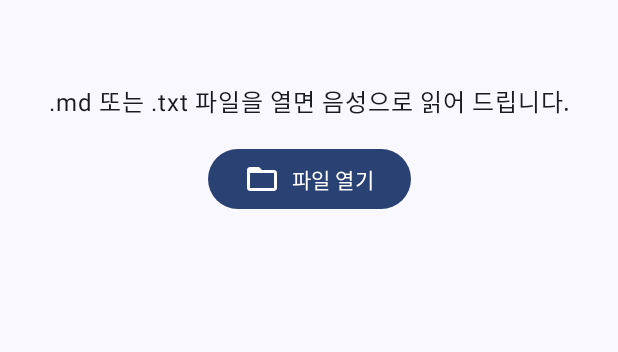
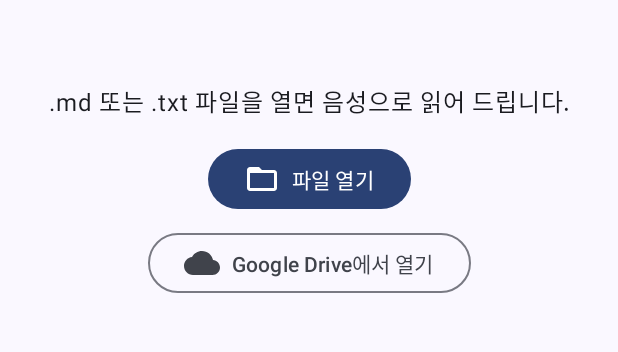
Before and after one commit to JeongW-C/Meetup, an Android app built with Jetpack Compose: the screen it shows after launch (MainActivity), on a phone screen of 412 x 824 dp, the part 73-425 px from its top. Run offline under Robolectric (Android 15) with nearby library versions, the phone set to English and light mode, and no system bars; pictures from the network do not load.

Commit message:
md-reader: Google Drive 파일 열기 지원 (Drive 선택기 버튼, Google 문서 텍스트 변환, 다운로드 실패 안내)
Co-Authored-By: Claude Opus 5.5 <noreply@anthropic.com>
Claude-Session: https://claude.ai/code/session_01EhWyZtzaUgySiaZTAuQTpu

```diff
--- a/md-reader/app/build.gradle.kts
+++ b/md-reader/app/build.gradle.kts
@@ -26,8 +26,8 @@ android {
         applicationId = "com.mdreader"
         minSdk = 26
         targetSdk = 35
-        versionCode = 1
-        versionName = "1.0.0"
+        versionCode = 2
+        versionName = "1.1.0"
     }
 
     signingConfigs {
--- a/md-reader/app/src/main/AndroidManifest.xml
+++ b/md-reader/app/src/main/AndroidManifest.xml
@@ -10,6 +10,8 @@
         <intent>
             <action android:name="android.intent.action.TTS_SERVICE" />
         </intent>
+        <!-- Google Drive, for the "open from Google Drive" button. -->
+        <package android:name="com.google.android.apps.docs" />
     </queries>
 
     <application
@@ -36,6 +38,7 @@
                 <data android:mimeType="text/plain" />
                 <data android:mimeType="text/markdown" />
                 <data android:mimeType="text/x-markdown" />
+                <data android:mimeType="application/x-markdown" />
             </intent-filter>
             <intent-filter>
                 <action android:name="android.intent.action.SEND" />
--- a/md-reader/app/src/main/java/com/mdreader/MainActivity.kt
+++ b/md-reader/app/src/main/java/com/mdreader/MainActivity.kt
@@ -20,10 +20,28 @@ import com.mdreader.ui.ReaderScreen
 
 class MainActivity : ComponentActivity() {
 
+    private companion object {
+        const val DRIVE_PACKAGE = "com.google.android.apps.docs"
+
+        /** .md/.txt files (Drive often labels .md as octet-stream) plus Google Docs, read as plain text. */
+        val PICKER_MIME_TYPES = arrayOf(
+            "text/*",
+            "application/octet-stream",
+            "application/x-markdown",
+            "application/vnd.google-apps.document",
+        )
+    }
+
     private val vm: ReaderViewModel by viewModels()
 
     private val openDocument = registerForActivityResult(ActivityResultContracts.OpenDocument()) { uri ->
         if (uri != null) vm.open(uri, remember = persistPermission(uri))
+    }
+
+    /** Google Drive's own file picker. Its files can't be kept for later, so they skip recent files. */
+    private val pickFromDrive = registerForActivityResult(ActivityResultContracts.StartActivityForResult()) { result ->
+        val uri = result.data?.data
+        if (result.resultCode == RESULT_OK && uri != null) vm.open(uri, remember = persistPermission(uri))
     }
 
     private val notificationPermission =
@@ -36,7 +54,8 @@ class MainActivity : ComponentActivity() {
             MdReaderTheme {
                 ReaderScreen(
                     vm = vm,
-                    onOpenFile = { openDocument.launch(arrayOf("text/*", "application/octet-stream")) },
+                    onOpenFile = { openDocument.launch(PICKER_MIME_TYPES) },
+                    onOpenDrive = ::openFromDrive,
                     onOpenTtsSettings = ::openTtsSettings,
                 )
             }
@@ -72,6 +91,24 @@ class MainActivity : ComponentActivity() {
         false
     }
 
+    /**
+     * Opens Google Drive's picker so Drive files are one tap away. Without the Drive app, falls back
+     * to the system picker, where Drive also shows up in the side menu once the app is installed.
+     */
+    private fun openFromDrive() {
+        val intent = Intent(Intent.ACTION_GET_CONTENT)
+            .setType("*/*")
+            .putExtra(Intent.EXTRA_MIME_TYPES, PICKER_MIME_TYPES)
+            .addCategory(Intent.CATEGORY_OPENABLE)
+            .setPackage(DRIVE_PACKAGE)
+        try {
+            pickFromDrive.launch(intent)
+        } catch (e: ActivityNotFoundException) {
+            vm.showMessage("Google Drive 앱이 없어 기본 파일 선택기를 엽니다. Drive 앱을 설치하고 로그인하면 왼쪽 메뉴에 Drive가 나타납니다.")
+            openDocument.launch(PICKER_MIME_TYPES)
+        }
+    }
+
     private fun askForNotificationPermission() {
         if (Build.VERSION.SDK_INT >= Build.VERSION_CODES.TIRAMISU &&
             ContextCompat.checkSelfPermission(this, Manifest.permission.POST_NOTIFICATIONS) !=
--- a/md-reader/app/src/main/java/com/mdreader/ui/ReaderScreen.kt
+++ b/md-reader/app/src/main/java/com/mdreader/ui/ReaderScreen.kt
@@ -25,6 +25,7 @@ import androidx.compose.foundation.verticalScroll
 import androidx.compose.material.icons.Icons
 import androidx.compose.material.icons.automirrored.filled.ArrowBack
 import androidx.compose.material.icons.filled.Close
+import androidx.compose.material.icons.filled.Cloud
 import androidx.compose.material.icons.filled.Description
 import androidx.compose.material.icons.filled.FolderOpen
 import androidx.compose.material.icons.filled.Pause
@@ -83,6 +84,7 @@ import java.util.Locale
 fun ReaderScreen(
     vm: ReaderViewModel,
     onOpenFile: () -> Unit,
+    onOpenDrive: () -> Unit,
     onOpenTtsSettings: () -> Unit,
 ) {
     val state by vm.playback.collectAsStateWithLifecycle()
@@ -148,6 +150,7 @@ fun ReaderScreen(
                     recent = recent,
                     ttsProblem = state.ttsProblem,
                     onOpenFile = onOpenFile,
+                    onOpenDrive = onOpenDrive,
                     onOpenRecent = vm::openRecent,
                     onRemoveRecent = vm::removeRecent,
                     onOpenTtsSettings = onOpenTtsSettings,
@@ -194,6 +197,7 @@ private fun HomeContent(
     recent: List<RecentFile>,
     ttsProblem: String?,
     onOpenFile: () -> Unit,
+    onOpenDrive: () -> Unit,
     onOpenRecent: (RecentFile) -> Unit,
     onRemoveRecent: (RecentFile) -> Unit,
     onOpenTtsSettings: () -> Unit,
@@ -220,6 +224,12 @@ private fun HomeContent(
                     Icon(Icons.Filled.FolderOpen, contentDescription = null)
                     Spacer(Modifier.size(8.dp))
                     Text("파일 열기")
+                }
+                Spacer(Modifier.height(8.dp))
+                OutlinedButton(onClick = onOpenDrive) {
+                    Icon(Icons.Filled.Cloud, contentDescription = null)
+                    Spacer(Modifier.size(8.dp))
+                    Text("Google Drive에서 열기")
                 }
             }
         }
```
Also changed, not shown: md-reader/app/src/main/java/com/mdreader/ReaderViewModel.kt (+57 -6 lines), 2 other files.
